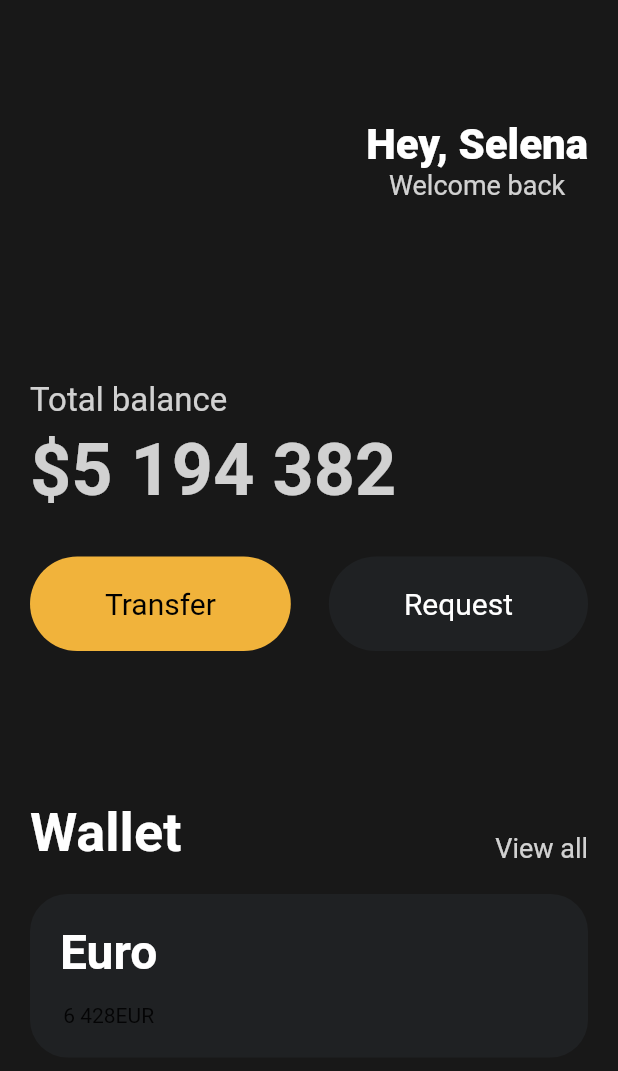
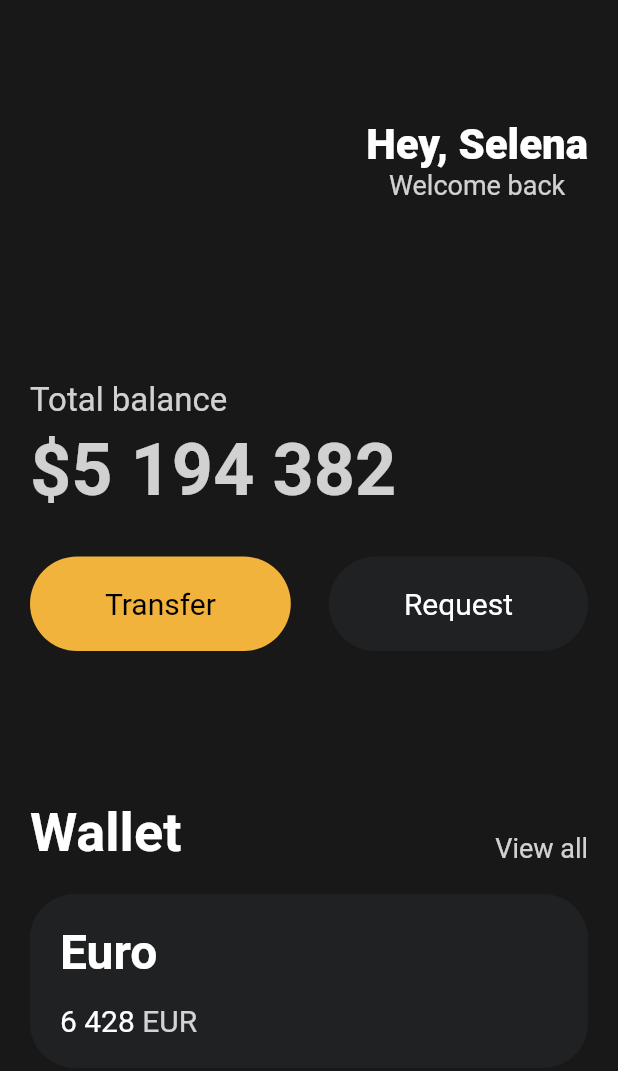
Before and after one commit to mrkim3/flutter, a Flutter app: the screen it shows after launch, on a phone screen of 412 x 824 dp. Shown: the top 1071 px of the screen. Run offline on Flutter 3.47's test engine with Material 2 defaults, Android fonts, the phone set to English and light mode, and no system bars.

Commit message:
0307 수정2

```diff
--- a/lib/main.dart
+++ b/lib/main.dart
@@ -120,29 +120,43 @@ class App extends StatelessWidget {
               Container(
                   decoration: BoxDecoration(
                       color: const Color(0xFF1F2123),
-                      borderRadius: BorderRadius.circular(25)),
-                  child: const Padding(
-                    padding: EdgeInsets.all(20),
+                      borderRadius: BorderRadius.circular(30)),
+                  child: Padding(
+                    padding: const EdgeInsets.all(20),
                     child: Row(
                       children: [
                         Column(
+                          crossAxisAlignment: CrossAxisAlignment.start,
                           children: [
-                            Text(
+                            const Text(
                               "Euro",
                               style: TextStyle(
                                   color: Colors.white,
                                   fontSize: 32,
                                   fontWeight: FontWeight.w600),
                             ),
-                            SizedBox(
+                            const SizedBox(
                               height: 15,
                             ),
                             Row(
                               children: [
+                                const Text(
+                                  "6 428",
+                                  style: TextStyle(
+                                    color: Colors.white,
+                                    fontSize: 20,
+                                  ),
+                                ),
+                                const SizedBox(
+                                  width: 5,
+                                ),
                                 Text(
-                                  "6 428",
+                                  "EUR",
+                                  style: TextStyle(
+                                    color: Colors.white.withOpacity(0.8),
+                                    fontSize: 20,
+                                  ),
                                 ),
-                                Text("EUR"),
                               ],
                             )
                           ],
```
